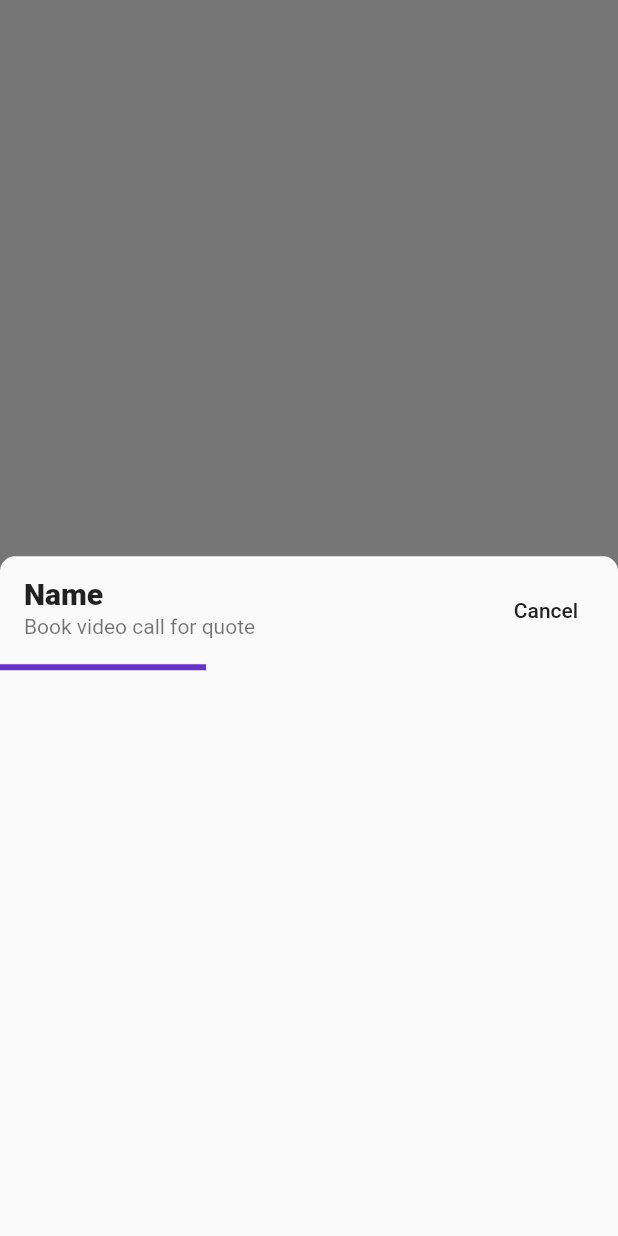
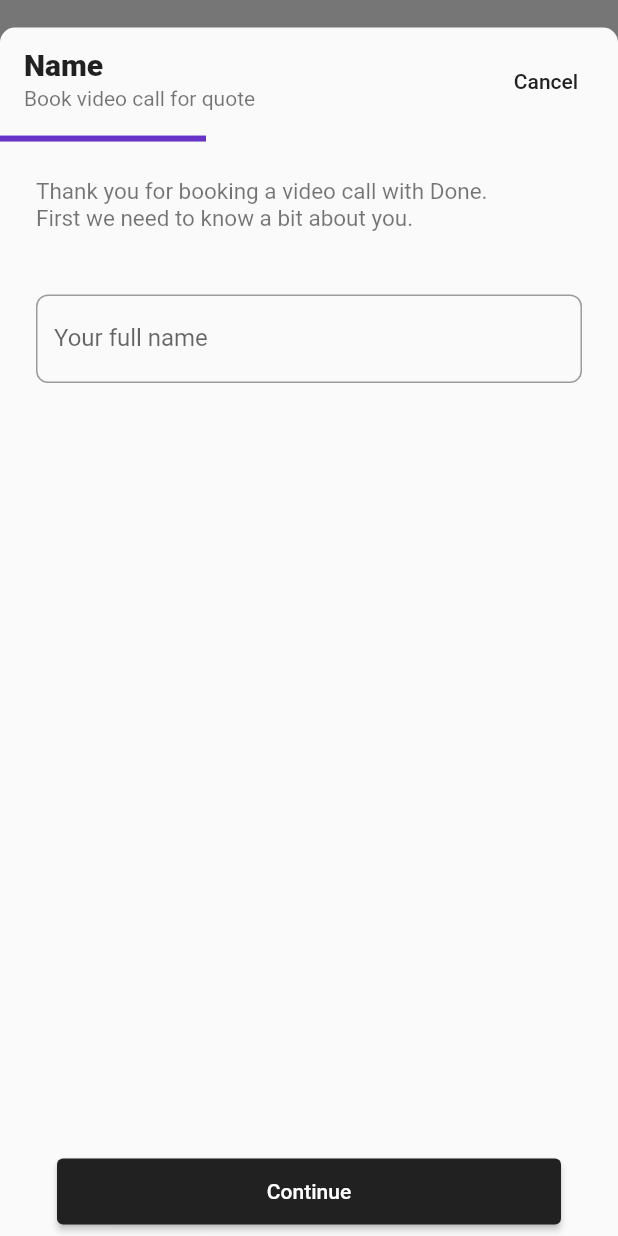
Before and after one commit to aliyazdi75/done_app, a Flutter app: the screen it shows after launch, after a tap on "Start Booking", on a phone screen of 412 x 824 dp. Run offline on Flutter 3.47's test engine with Material 2 defaults, Android fonts, the light colour scheme and no system bars; our stand-ins replace bloc, built_collection, built_value, equatable, flutter_bloc.

Commit message:
complete naming step

```diff
--- a/lib/blocs/reservation/bloc.dart
+++ b/lib/blocs/reservation/bloc.dart
@@ -21,6 +21,14 @@ class ReservationBloc extends Bloc<ReservationEvent, ReservationState> {
   Stream<ReservationState> mapEventToState(ReservationEvent event) async* {
     if (event is GetBudgetsRequested) {
       yield* _mapGetLocationsToState();
+    } else if (event is ReservationStarted) {
+      yield state.copyWith(status: ReservationStatus.naming);
+    } else if (event is NameChanged) {
+      yield state.copyWith(name: event.name);
+    } else if (event is NamingSubmitted) {
+      yield state.copyWith(status: ReservationStatus.budgeting);
+    } else if (event is PreviousStepRequested) {
+      yield* _mapPreviousStepRequestedToState();
     } else if (event is CancelRequested) {
       yield const ReservationState();
     }
@@ -31,11 +39,17 @@ class ReservationBloc extends Bloc<ReservationEvent, ReservationState> {
     try {
       final budgets = await reservationRepository.getBudgets();
       yield state.copyWith(
-        status: ReservationStatus.naming,
+        status: ReservationStatus.start,
         budgets: budgets.budgets.toList(),
       );
     } on Exception {
       yield state.copyWith(status: ReservationStatus.failure);
     }
   }
+
+  Stream<ReservationState> _mapPreviousStepRequestedToState() async* {
+    if (state.status == ReservationStatus.budgeting) {
+      yield state.copyWith(status: ReservationStatus.naming);
+    }
+  }
 }
--- a/lib/blocs/reservation/event.dart
+++ b/lib/blocs/reservation/event.dart
@@ -12,6 +12,27 @@ class GetBudgetsRequested extends ReservationEvent {
   const GetBudgetsRequested();
 }
 
+class NameChanged extends ReservationEvent {
+  const NameChanged(this.name);
+
+  final String name;
+
+  @override
+  List<Object?> get props => [];
+}
+
+class ReservationStarted extends ReservationEvent {
+  const ReservationStarted();
+}
+
+class NamingSubmitted extends ReservationEvent {
+  const NamingSubmitted();
+}
+
+class PreviousStepRequested extends ReservationEvent {
+  const PreviousStepRequested();
+}
+
 class CancelRequested extends ReservationEvent {
   const CancelRequested();
 }
--- a/lib/blocs/reservation/state.dart
+++ b/lib/blocs/reservation/state.dart
@@ -3,6 +3,7 @@ part of 'bloc.dart';
 enum ReservationStatus {
   initial,
   loading,
+  start,
   naming,
   budgeting,
   confirmation,
@@ -13,22 +14,26 @@ enum ReservationStatus {
 class ReservationState extends Equatable {
   const ReservationState({
     this.status = ReservationStatus.initial,
+    this.name = '',
     this.budgets = const <Budget>[],
   });
 
   final ReservationStatus status;
+  final String name;
   final List<Budget> budgets;
 
   ReservationState copyWith({
     ReservationStatus? status,
+    String? name,
     List<Budget>? budgets,
   }) {
     return ReservationState(
       status: status ?? this.status,
+      name: name ?? this.name,
       budgets: budgets ?? this.budgets,
     );
   }
 
   @override
-  List<Object?> get props => [status, budgets];
+  List<Object?> get props => [status, name];
 }
--- a/lib/data/constants/index.dart
+++ b/lib/data/constants/index.dart
@@ -1 +1,2 @@
 export 'src/colors.dart';
+export 'src/text.dart';
--- /dev/null
+++ b/lib/data/constants/src/text.dart
@@ -0,0 +1,6 @@
+const description = [
+  'Thank you for booking a video call with Done.\n'
+      'First we need to know a bit about you.',
+  'What is your budget? We will be in touch if'
+      'we believe your project won\'t fit into the budget.',
+];
--- a/lib/main.dart
+++ b/lib/main.dart
@@ -1,8 +1,8 @@
+import 'package:done_app/screens/home/home.dart';
 import 'package:flutter/cupertino.dart';
 import 'package:flutter/material.dart';
 
 import 'data/constants/index.dart';
-import 'screens/reservation/reservation.dart';
 
 void main() {
   runApp(const MyApp());
@@ -35,7 +35,7 @@ class MyApp extends StatelessWidget {
         // ),
         primarySwatch: primarySwatchColor,
       ),
-      home: ReservationPage(),
+      home: HomePage(),
     );
   }
 }
--- /dev/null
+++ b/lib/screens/components/index.dart
@@ -0,0 +1,2 @@
+export 'src/custom_activity_indicator.dart';
+export 'src/custom_elevated_button.dart';
--- /dev/null
+++ b/lib/screens/components/src/custom_elevated_button.dart
@@ -0,0 +1,34 @@
+import 'package:flutter/material.dart';
+
+import 'custom_activity_indicator.dart';
+
+class CustomElevatedButton extends StatelessWidget {
+  const CustomElevatedButton({
+    Key? key,
+    required this.text,
+    required this.onPressed,
+    this.isLoading = false,
+  }) : super(key: key);
+
+  final bool isLoading;
+  final String text;
+  final VoidCallback onPressed;
+
+  @override
+  Widget build(BuildContext context) {
+    return ElevatedButton(
+      onPressed: onPressed,
+      style: ElevatedButton.styleFrom(minimumSize: const Size(336, 44)),
+      child: Row(
+        mainAxisSize: MainAxisSize.min,
+        children: [
+          if (isLoading) ...[
+            const CustomCupertinoActivityIndicator(),
+            const SizedBox(width: 8.0),
+          ],
+          Text(text),
+        ],
+      ),
+    );
+  }
+}
--- /dev/null
+++ b/lib/screens/home/home.dart
@@ -0,0 +1,89 @@
+import 'package:done_app/blocs/reservation/bloc.dart';
+import 'package:done_app/repositories/reservation/index.dart';
+import 'package:done_app/screens/components/index.dart';
+import 'package:done_app/screens/reservation/reservation.dart';
+import 'package:flutter/material.dart';
+import 'package:flutter_bloc/flutter_bloc.dart';
+
+class HomePage extends StatelessWidget {
+  HomePage({Key? key}) : super(key: key);
+
+  final ReservationRepository reservationRepository = ReservationRepository();
+
+  @override
+  Widget build(BuildContext context) {
+    return Scaffold(
+      body: RepositoryProvider(
+        create: (context) => reservationRepository,
+        child: BlocProvider(
+          create: (context) =>
+              ReservationBloc(reservationRepository: reservationRepository),
+          child: BlocListener<ReservationBloc, ReservationState>(
+            listener: (context, state) {
+              switch (state.status) {
+                case ReservationStatus.start:
+                  BlocProvider.of<ReservationBloc>(context)
+                      .add(const ReservationStarted());
+                  showModalBottomSheet<bool>(
+                    context: context,
+                    isDismissible: false,
+                    enableDrag: false,
+                    useRootNavigator: true,
+                    isScrollControlled: true,
+                    shape: const RoundedRectangleBorder(
+                      borderRadius: BorderRadius.vertical(
+                        top: Radius.circular(10),
+                      ),
+                    ),
+                    builder: (_) {
+                      return ReservationSheet(
+                        reservationBloc:
+                            BlocProvider.of<ReservationBloc>(context),
+                      );
+                    },
+                  ).then((success) {
+                    if (success != null && success) {
+                    } else {
+                      BlocProvider.of<ReservationBloc>(context)
+                          .add(const CancelRequested());
+                    }
+                  });
+                  break;
+                case ReservationStatus.failure:
+                  ScaffoldMessenger.of(context)
+                    ..hideCurrentSnackBar()
+                    ..showSnackBar(
+                      const SnackBar(
+                        content: Text('Failure due to getting Budgets!'),
+                      ),
+                    );
+                  break;
+                default:
+                  break;
+              }
+            },
+            child: BlocBuilder<ReservationBloc, ReservationState>(
+              builder: (context, state) {
+                return Center(
+                  child: Padding(
+                    padding: const EdgeInsets.all(20.0),
+                    child: CustomElevatedButton(
+                      text: 'Start Booking',
+                      isLoading: state.status == ReservationStatus.loading,
+                      onPressed: () {
+                        if (state.status == ReservationStatus.initial) {
+                          BlocProvider.of<ReservationBloc>(context)
+                              .add(const GetBudgetsRequested());
+                        }
+                      },
+                    ),
+                  ),
+                );
+              },
+            ),
+          ),
+        ),
+      ),
+    );
+  }
+}
--- a/lib/screens/reservation/components/index.dart
+++ b/lib/screens/reservation/components/index.dart
@@ -1,2 +1,2 @@
-export 'src/custom_activity_indicator.dart';
-export 'src/reservation_sheet.dart';
+export 'src/budgeting.dart';
+export 'src/naming.dart';
--- /dev/null
+++ b/lib/screens/reservation/components/src/budgeting.dart
@@ -0,0 +1,24 @@
+import 'package:done_app/blocs/reservation/bloc.dart';
+import 'package:done_app/screens/components/index.dart';
+import 'package:flutter/material.dart';
+import 'package:flutter_bloc/flutter_bloc.dart';
+
+class BudgetingWidget extends StatelessWidget {
+  const BudgetingWidget({Key? key}) : super(key: key);
+
+  @override
+  Widget build(BuildContext context) {
+    return Column(
+      children: [
+        Expanded(child: Container()),
+        CustomElevatedButton(
+          text: 'Continue',
+          onPressed: () {
+            BlocProvider.of<ReservationBloc>(context)
+                .add(const GetBudgetsRequested());
+          },
+        ),
+      ],
+    );
+  }
+}
--- /dev/null
+++ b/lib/screens/reservation/components/src/naming.dart
@@ -0,0 +1,70 @@
+import 'package:done_app/blocs/reservation/bloc.dart';
+import 'package:done_app/screens/components/index.dart';
+import 'package:flutter/material.dart';
+import 'package:flutter_bloc/flutter_bloc.dart';
+
+class NamingWidget extends StatefulWidget {
+  const NamingWidget({Key? key}) : super(key: key);
+
+  @override
+  State<NamingWidget> createState() => _NamingWidgetState();
+}
+
+class _NamingWidgetState extends State<NamingWidget> {
+  final GlobalKey<FormState> formKey = GlobalKey<FormState>();
+  late TextEditingController textEditingController;
+
+  @override
+  void initState() {
+    textEditingController = TextEditingController(
+        text: BlocProvider.of<ReservationBloc>(context).state.name);
+    super.initState();
+  }
+
+  @override
+  void dispose() {
+    textEditingController.dispose();
+    super.dispose();
+  }
+
+  @override
+  Widget build(BuildContext context) {
+    void onSubmit() {
+      if (formKey.currentState!.validate()) {
+        BlocProvider.of<ReservationBloc>(context).add(const NamingSubmitted());
+      }
+    }
+
+    return Column(
+      children: [
+        Form(
+          key: formKey,
+          child: TextFormField(
+            controller: textEditingController,
+            onFieldSubmitted: (name) => onSubmit(),
+            autovalidateMode: AutovalidateMode.onUserInteraction,
+            validator: (name) {
+              if (name!.isEmpty) {
+                return 'Name must not be empty';
+              }
+              return null;
+            },
+            onChanged: (password) => BlocProvider.of<ReservationBloc>(context)
+                .add(NameChanged(password)),
+            decoration: InputDecoration(
+              border: OutlineInputBorder(
+                borderRadius: BorderRadius.circular(8.0),
+              ),
+              labelText: 'Your full name',
+            ),
+          ),
+        ),
+        Expanded(child: Container()),
+        CustomElevatedButton(
+          text: 'Continue',
+          onPressed: onSubmit,
+        ),
+      ],
+    );
+  }
+}
--- a/lib/screens/reservation/components/src/reservation_sheet.dart
+++ /dev/null
@@ -1,55 +0,0 @@
-import 'package:done_app/blocs/reservation/bloc.dart';
-import 'package:flutter/material.dart';
-import 'package:flutter_bloc/flutter_bloc.dart';
-
-class ReservationSheet extends StatelessWidget {
-  const ReservationSheet({Key? key, required this.reservationBloc})
-      : super(key: key);
-
-  final ReservationBloc reservationBloc;
-
-  @override
-  Widget build(BuildContext context) {
-    return BlocProvider.value(
-      value: reservationBloc,
-      child: BlocListener<ReservationBloc, ReservationState>(
-        listener: (context, state) {
-          // TODO: implement listener}
-        },
-        child: BlocBuilder<ReservationBloc, ReservationState>(
-          builder: (context, state) {
-            return Column(
-              children: [
-                ListTile(
-                  title: Text(
-                    'Name',
-                    style: Theme.of(context).textTheme.headline6!.copyWith(
-                          fontWeight: FontWeight.w900,
-                        ),
-                  ),
-                  subtitle: const Text('Book video call for quote'),
-                  trailing: TextButton(
-                    onPressed: () {
-                      BlocProvider.of<ReservationBloc>(context)
-                          .add(const CancelRequested());
-                      Navigator.of(context).pop();
-                    },
-                    child: const Text('Cancel'),
-                  ),
-                ),
-                LinearProgressIndicator(
-                  value: (state.status == ReservationStatus.naming
-                          ? 1
-                          : state.status == ReservationStatus.budgeting
-                              ? 2
-                              : 3) /
-                      3,
-                ),
-              ],
-            );
-          },
-        ),
-      ),
-    );
-  }
-}
--- a/lib/screens/reservation/reservation.dart
+++ b/lib/screens/reservation/reservation.dart
@@ -1,88 +1,83 @@
 import 'package:done_app/blocs/reservation/bloc.dart';
-import 'package:done_app/repositories/reservation/index.dart';
+import 'package:done_app/data/constants/index.dart';
 import 'package:flutter/material.dart';
 import 'package:flutter_bloc/flutter_bloc.dart';
 
 import 'components/index.dart';
 
-class ReservationPage extends StatelessWidget {
-  ReservationPage({Key? key}) : super(key: key);
+class ReservationSheet extends StatelessWidget {
+  const ReservationSheet({Key? key, required this.reservationBloc})
+      : super(key: key);
 
-  final ReservationRepository reservationRepository = ReservationRepository();
+  final ReservationBloc reservationBloc;
 
   @override
   Widget build(BuildContext context) {
-    return Scaffold(
-      body: RepositoryProvider(
-        create: (context) => reservationRepository,
-        child: BlocProvider(
-          create: (context) =>
-              ReservationBloc(reservationRepository: reservationRepository),
-          child: BlocListener<ReservationBloc, ReservationState>(
-            listener: (context, state) {
-              switch (state.status) {
-                case ReservationStatus.naming:
-                  showModalBottomSheet<void>(
-                      context: context,
-                      isDismissible: false,
-                      enableDrag: false,
-                      useRootNavigator: true,
-                      shape: const RoundedRectangleBorder(
-                        borderRadius: BorderRadius.vertical(
-                          top: Radius.circular(10),
+    return BlocProvider.value(
+      value: reservationBloc,
+      child: BlocBuilder<ReservationBloc, ReservationState>(
+        builder: (context, state) {
+          final isNaming = state.status == ReservationStatus.naming;
+          final isBudgeting = state.status == ReservationStatus.budgeting;
+          return Column(
+            children: [
+              ListTile(
+                leading: isNaming
+                    ? null
+                    : IconButton(
+                        onPressed: () =>
+                            BlocProvider.of<ReservationBloc>(context)
+                                .add(const PreviousStepRequested()),
+                        icon: const Icon(Icons.arrow_back_ios),
+                      ),
+                title: Text(
+                  isNaming ? 'Name' : 'Budget',
+                  style: Theme.of(context).textTheme.headline6!.copyWith(
+                        fontWeight: FontWeight.w900,
                       ),
                 ),
-                      builder: (_) {
-                        return ReservationSheet(
-                          reservationBloc:
-                              BlocProvider.of<ReservationBloc>(context),
-                        );
-                      });
-                  break;
-                case ReservationStatus.failure:
-                  ScaffoldMessenger.of(context)
-                    ..hideCurrentSnackBar()
-                    ..showSnackBar(
-                      const SnackBar(
-                        content: Text('Failure due to getting Budgets!'),
+                subtitle: const Text('Book video call for quote'),
+                trailing: TextButton(
+                  onPressed: () {
+                    Navigator.of(context).pop();
+                  },
+                  child: const Text('Cancel'),
                 ),
-                    );
-                  break;
-                default:
-                  break;
-              }
-            },
-            child: BlocBuilder<ReservationBloc, ReservationState>(
-              builder: (context, state) {
-                return Center(
+              ),
+              LinearProgressIndicator(
+                value: (isNaming
+                        ? 1
+                        : isBudgeting
+                            ? 2
+                            : 3) /
+                    3,
+              ),
+              Expanded(
                 child: Padding(
-                    padding: const EdgeInsets.all(20.0),
-                    child: ElevatedButton(
-                      onPressed: () {
-                        if (state.status == ReservationStatus.initial) {
-                          BlocProvider.of<ReservationBloc>(context)
-                              .add(const GetBudgetsRequested());
-                        }
-                      },
-                      style: ElevatedButton.styleFrom(
-                          minimumSize: const Size(336, 44)),
-                      child: Row(
-                        mainAxisSize: MainAxisSize.min,
+                  padding: const EdgeInsets.all(24.0),
+                  child: Column(
+                    crossAxisAlignment: CrossAxisAlignment.start,
                     children: [
-                          if (state.status == ReservationStatus.loading) ...[
-                            const CustomCupertinoActivityIndicator(),
-                            const SizedBox(width: 8.0),
-                          ],
-                          const Text('Start Booking'),
+                      if (isNaming || isBudgeting)
+                        Text(
+                          isNaming ? description[0] : description[1],
+                          style: Theme.of(context)
+                              .textTheme
+                              .caption!
+                              .copyWith(fontSize: 15.0),
+                        ),
+                      const SizedBox(height: 42.0),
+                      Expanded(
+                          child: isNaming
+                              ? const NamingWidget()
+                              : const BudgetingWidget()),
                     ],
                   ),
                 ),
               ),
+            ],
           );
         },
-            ),
-          ),
-        ),
       ),
     );
   }
```
Also changed, not shown: lib/screens/components/src/custom_activity_indicator.dart (renamed from lib/screens/reservation/components/src/custom_activity_indicator.dart). Lines whose indentation alone changed are shown as unchanged.
